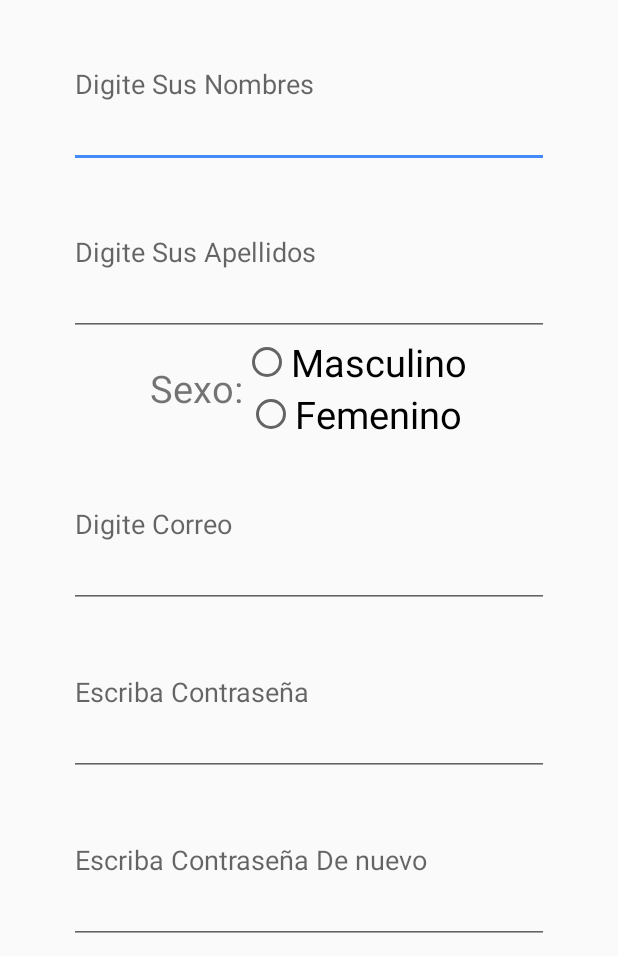
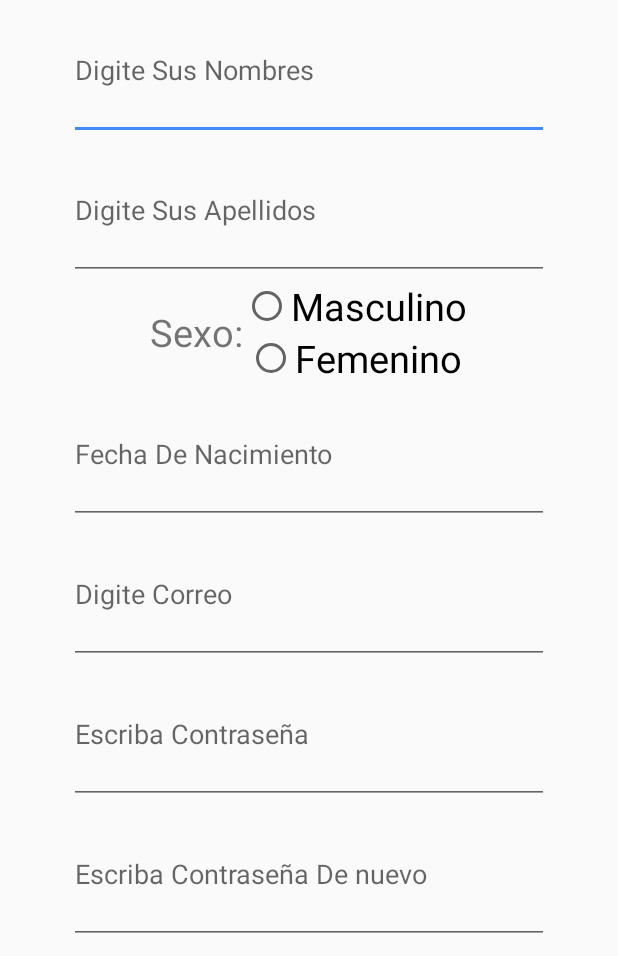
Before and after one commit to JohnathanMB/LabsCM20172, an Android app: the Register screen opened directly, with no data from a screen before it, on a phone screen of 412 x 824 dp, the part 280-1236 px from its top. Run offline under Robolectric (Android 15) with nearby library versions, the phone set to English and light mode, and no system bars.

Commit message:
**se creó DatePicker pero sólo funciona para API's > 23 **actualizado Activity Register **función "boton" registrar

```diff
--- a/Lab1-UI/src/main/res/layout/activity_register.xml
+++ b/Lab1-UI/src/main/res/layout/activity_register.xml
@@ -131,6 +131,20 @@
         </LinearLayout>
 
         <EditText
+            android:id="@+id/txtFecha"
+            android:layout_width="wrap_content"
+            android:layout_height="0dp"
+            android:layout_weight="1"
+            android:layout_gravity="center"
+            android:ems="15"
+            android:hint="@string/txtFecha"
+            android:focusable="false"
+            android:editable="false"
+            android:clickable="true"
+            android:onClick="onClick"
+            />
+
+        <EditText
             android:id="@+id/txtCorreo"
             android:layout_width="wrap_content"
             android:layout_height="0dp"
--- a/Lab1-UI/src/main/res/values/strings.xml
+++ b/Lab1-UI/src/main/res/values/strings.xml
@@ -17,6 +17,7 @@
     <string name="lblSexoReg">Sexo:</string>
     <string name="lblMasculino">Masculino</string>
     <string name="lblFemenino">Femenino</string>
+    <string name="txtFecha">Fecha De Nacimiento</string>
 
 
 </resources>
```
Also changed, not shown: Lab1-UI/src/main/java/co/edu/udea/compumovil/gr01_20172/labscm20172/Register.java (+46 -1 lines).
